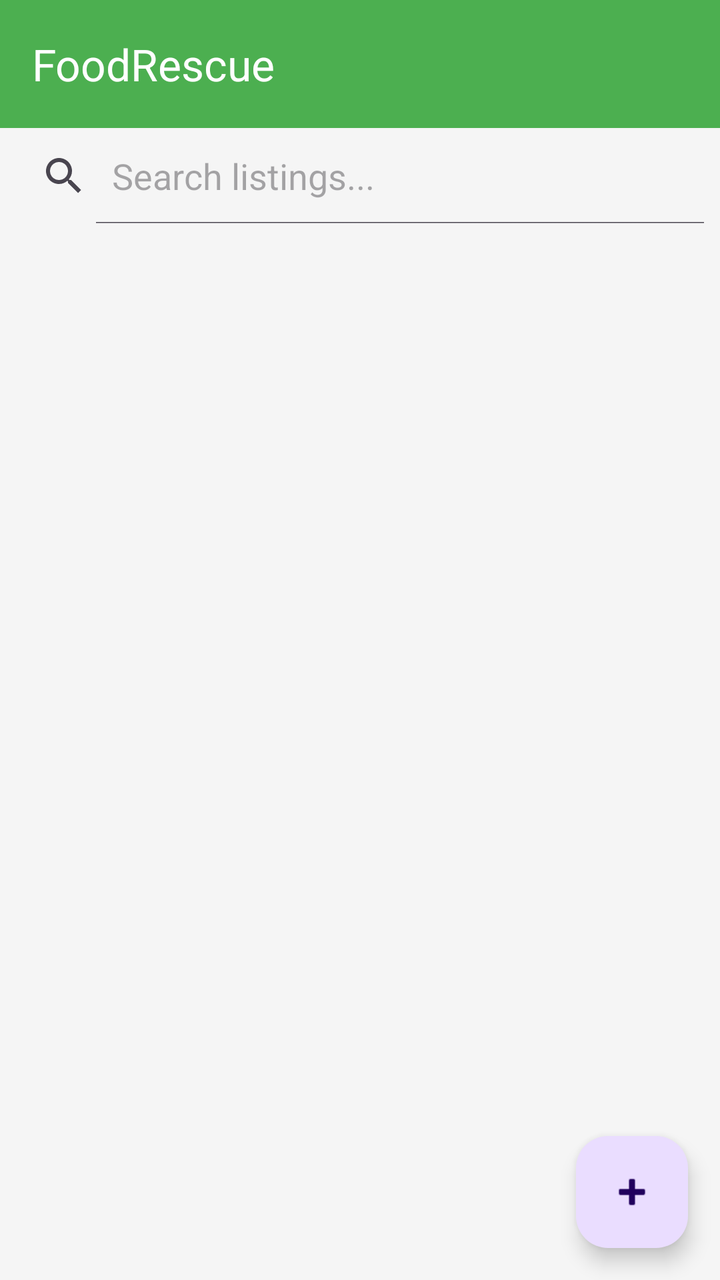
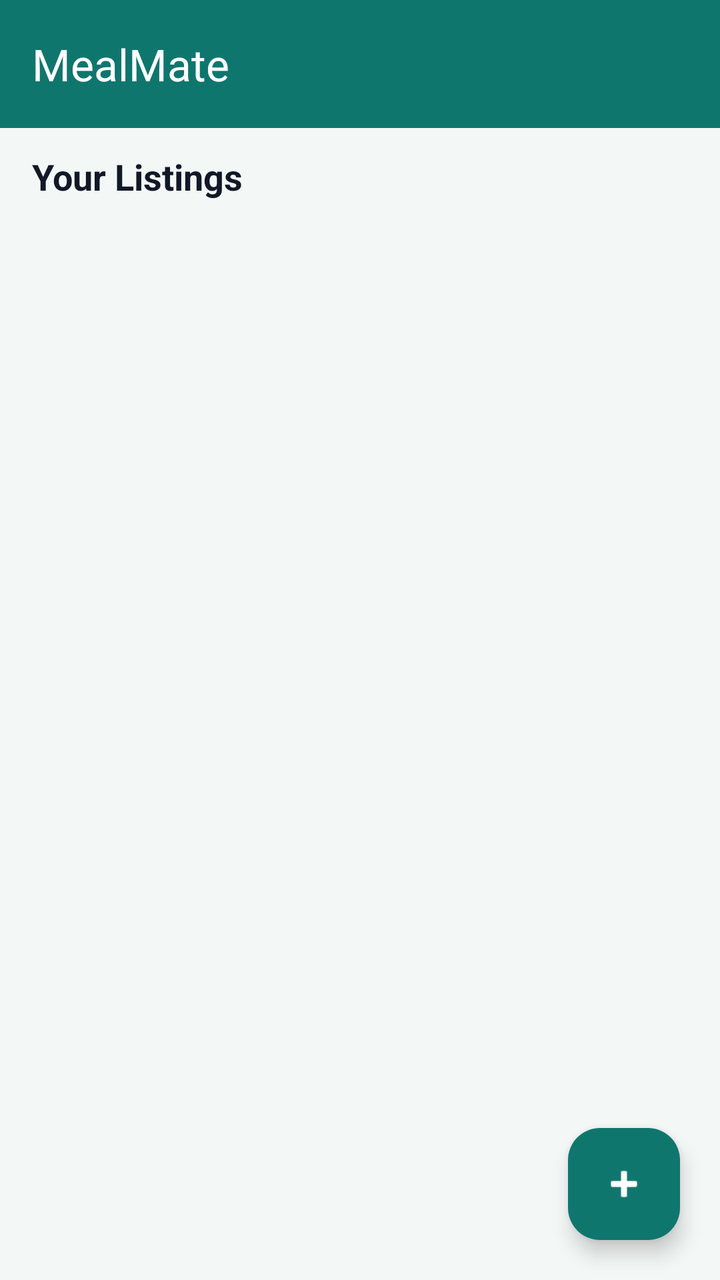

An Android layout rendered at two revisions. The XML below is the earlier revision; the diff shows what the commit changed to produce the second picture.
<!-- AndroidManifest.xml: application theme Theme.App -->
<!-- res/layout/activity_donor_home.xml -->
<?xml version="1.0" encoding="utf-8"?>
<LinearLayout xmlns:android="http://schemas.android.com/apk/res/android"
    xmlns:app="http://schemas.android.com/apk/res-auto"
    android:layout_width="match_parent"
    android:layout_height="match_parent"
    android:orientation="vertical">

    <com.google.android.material.appbar.AppBarLayout
        android:layout_width="match_parent"
        android:layout_height="wrap_content">

        <androidx.appcompat.widget.Toolbar
            android:id="@+id/toolbar"
            android:layout_width="match_parent"
            android:layout_height="?attr/actionBarSize"
            android:background="?attr/colorPrimary"
            app:title="@string/app_name"
            app:titleTextColor="@color/white" />

    </com.google.android.material.appbar.AppBarLayout>

    <SearchView
        android:id="@+id/searchViewListings"
        android:layout_width="match_parent"
        android:layout_height="wrap_content"
        android:queryHint="Search listings..."
        android:iconifiedByDefault="false" />

    <RelativeLayout
        android:layout_width="match_parent"
        android:layout_height="match_parent">

        <androidx.recyclerview.widget.RecyclerView
            android:id="@+id/recyclerViewListings"
            android:layout_width="match_parent"
            android:layout_height="match_parent" />

        <com.google.android.material.floatingactionbutton.FloatingActionButton
            android:id="@+id/fabAddListing"
            android:layout_width="wrap_content"
            android:layout_height="wrap_content"
            android:layout_alignParentEnd="true"
            android:layout_alignParentBottom="true"
            android:layout_margin="16dp"
            android:src="@android:drawable/ic_input_add" />

    </RelativeLayout>

</LinearLayout>
<!-- resources referenced by this layout -->
<resources>
  <color name="white">#FFFFFFFF</color>
  <string name="app_name">FoodRescue</string>
  <style name="Theme.App" parent="Theme.Material3.Light.NoActionBar">
          
          <item name="colorPrimary">@color/green_primary</item>
          <item name="colorPrimaryVariant">@color/green_dark</item>
          <item name="colorOnPrimary">@color/white</item>
          
          <item name="colorSecondary">@color/orange_accent</item>
          <item name="colorSecondaryVariant">@color/orange_accent</item>
          <item name="colorOnSecondary">@color/white</item>
          
          <item name="android:statusBarColor" tools:targetApi="l">?attr/colorPrimaryVariant</item>
          
          <item name="android:windowBackground">@color/light_gray</item>
          <item name="textInputStyle">@style/Widget.App.TextInputLayout</item>
          <item name="buttonStyle">@style/Widget.App.Button</item>
      </style>
  <color name="green_primary">#4CAF50</color>
  <color name="green_dark">#388E3C</color>
  <color name="orange_accent">#FF9800</color>
  <color name="light_gray">#F5F5F5</color>
  <style name="Widget.App.TextInputLayout" parent="Widget.Material3.TextInputLayout.OutlinedBox">
          <item name="boxStrokeColor">@color/green_primary</item>
      </style>
  <style name="Widget.App.Button" parent="Widget.Material3.Button">
          <item name="backgroundTint">@color/green_primary</item>
          <item name="android:textColor">@color/white</item>
      </style>
</resources>

<!-- the commit's change to res/layout/activity_donor_home.xml (unified diff, before → after) -->
@@ -3,6 +3,7 @@
     xmlns:app="http://schemas.android.com/apk/res-auto"
     android:layout_width="match_parent"
     android:layout_height="match_parent"
+    android:background="@color/light_gray"
     android:orientation="vertical">
 
     <com.google.android.material.appbar.AppBarLayout
@@ -19,31 +20,44 @@
 
     </com.google.android.material.appbar.AppBarLayout>
 
-    <SearchView
-        android:id="@+id/searchViewListings"
+    <TextView
+        android:id="@+id/textViewListingsHeader"
         android:layout_width="match_parent"
         android:layout_height="wrap_content"
-        android:queryHint="Search listings..."
-        android:iconifiedByDefault="false" />
+        android:paddingStart="16dp"
+        android:paddingTop="12dp"
+        android:paddingEnd="16dp"
+        android:paddingBottom="8dp"
+        android:text="@string/donor_your_listings"
+        android:textColor="@color/text_primary"
+        android:textSize="18sp"
+        android:textStyle="bold" />
 
-    <RelativeLayout
+    <FrameLayout
         android:layout_width="match_parent"
-        android:layout_height="match_parent">
+        android:layout_height="0dp"
+        android:layout_weight="1">
 
         <androidx.recyclerview.widget.RecyclerView
             android:id="@+id/recyclerViewListings"
             android:layout_width="match_parent"
-            android:layout_height="match_parent" />
+            android:layout_height="match_parent"
+            android:clipToPadding="false"
+            android:paddingStart="8dp"
+            android:paddingTop="4dp"
+            android:paddingEnd="8dp"
+            android:paddingBottom="16dp" />
 
         <com.google.android.material.floatingactionbutton.FloatingActionButton
             android:id="@+id/fabAddListing"
             android:layout_width="wrap_content"
             android:layout_height="wrap_content"
-            android:layout_alignParentEnd="true"
-            android:layout_alignParentBottom="true"
-            android:layout_margin="16dp"
-            android:src="@android:drawable/ic_input_add" />
-
-    </RelativeLayout>
+            android:layout_gravity="bottom|end"
+            android:layout_margin="20dp"
+            android:contentDescription="@string/add_listing_button_text"
+            android:src="@android:drawable/ic_input_add"
+            app:backgroundTint="@color/green_primary"
+            app:tint="@color/white" />
+    </FrameLayout>
 
 </LinearLayout>
<!-- resource entries referenced after the edit -->
@@ -1,33 +1,49 @@
 <!-- resources referenced by this layout -->
 <resources>
   <color name="white">#FFFFFFFF</color>
-  <string name="app_name">FoodRescue</string>
+  <string name="add_listing_button_text">Add Listing</string>
+  <string name="app_name">MealMate</string>
+  <string name="donor_your_listings">Your Listings</string>
   <style name="Theme.App" parent="Theme.Material3.Light.NoActionBar">
-          
           <item name="colorPrimary">@color/green_primary</item>
-          <item name="colorPrimaryVariant">@color/green_dark</item>
+          <item name="colorPrimaryContainer">@color/green_dark</item>
           <item name="colorOnPrimary">@color/white</item>
-          
           <item name="colorSecondary">@color/orange_accent</item>
-          <item name="colorSecondaryVariant">@color/orange_accent</item>
           <item name="colorOnSecondary">@color/white</item>
-          
-          <item name="android:statusBarColor" tools:targetApi="l">?attr/colorPrimaryVariant</item>
-          
+          <item name="colorSurface">@color/surface_card</item>
+          <item name="colorOnSurface">@color/text_primary</item>
+          <item name="android:statusBarColor" tools:targetApi="l">@color/green_dark</item>
           <item name="android:windowBackground">@color/light_gray</item>
+          <item name="android:fontFamily">sans-serif</item>
           <item name="textInputStyle">@style/Widget.App.TextInputLayout</item>
           <item name="buttonStyle">@style/Widget.App.Button</item>
+          <item name="materialCardViewStyle">@style/Widget.App.CardView</item>
       </style>
-  <color name="green_primary">#4CAF50</color>
-  <color name="green_dark">#388E3C</color>
-  <color name="orange_accent">#FF9800</color>
-  <color name="light_gray">#F5F5F5</color>
+  <color name="green_primary">#0F766E</color>
+  <color name="green_dark">#0B5E57</color>
+  <color name="orange_accent">#D97706</color>
+  <color name="surface_card">#FFFFFFFF</color>
+  <color name="light_gray">#F3F7F6</color>
+  <color name="text_primary">#111827</color>
   <style name="Widget.App.TextInputLayout" parent="Widget.Material3.TextInputLayout.OutlinedBox">
           <item name="boxStrokeColor">@color/green_primary</item>
+          <item name="boxBackgroundColor">@color/surface_card</item>
+          <item name="boxCornerRadiusTopStart">14dp</item>
+          <item name="boxCornerRadiusTopEnd">14dp</item>
+          <item name="boxCornerRadiusBottomStart">14dp</item>
+          <item name="boxCornerRadiusBottomEnd">14dp</item>
       </style>
   <style name="Widget.App.Button" parent="Widget.Material3.Button">
           <item name="backgroundTint">@color/green_primary</item>
           <item name="android:textColor">@color/white</item>
+          <item name="cornerRadius">14dp</item>
+          <item name="android:minHeight">52dp</item>
+          <item name="android:textStyle">bold</item>
+      </style>
+  <style name="Widget.App.CardView" parent="Widget.Material3.CardView.Elevated">
+          <item name="cardCornerRadius">18dp</item>
+          <item name="cardElevation">4dp</item>
+          <item name="cardBackgroundColor">@color/surface_card</item>
       </style>
 </resources>
 
